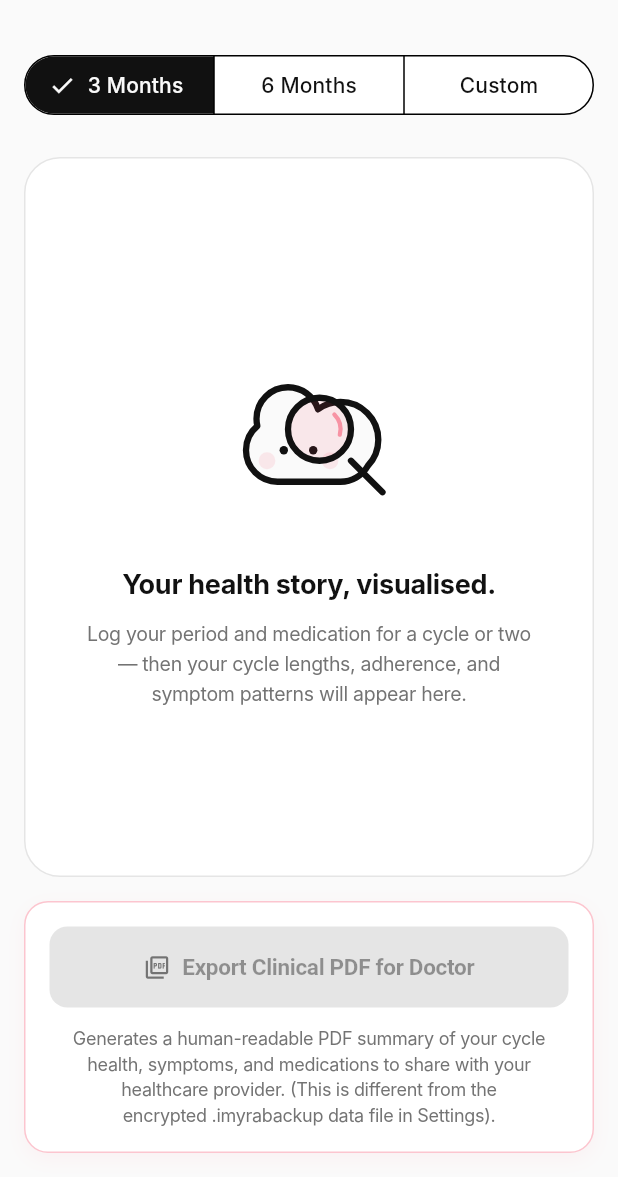
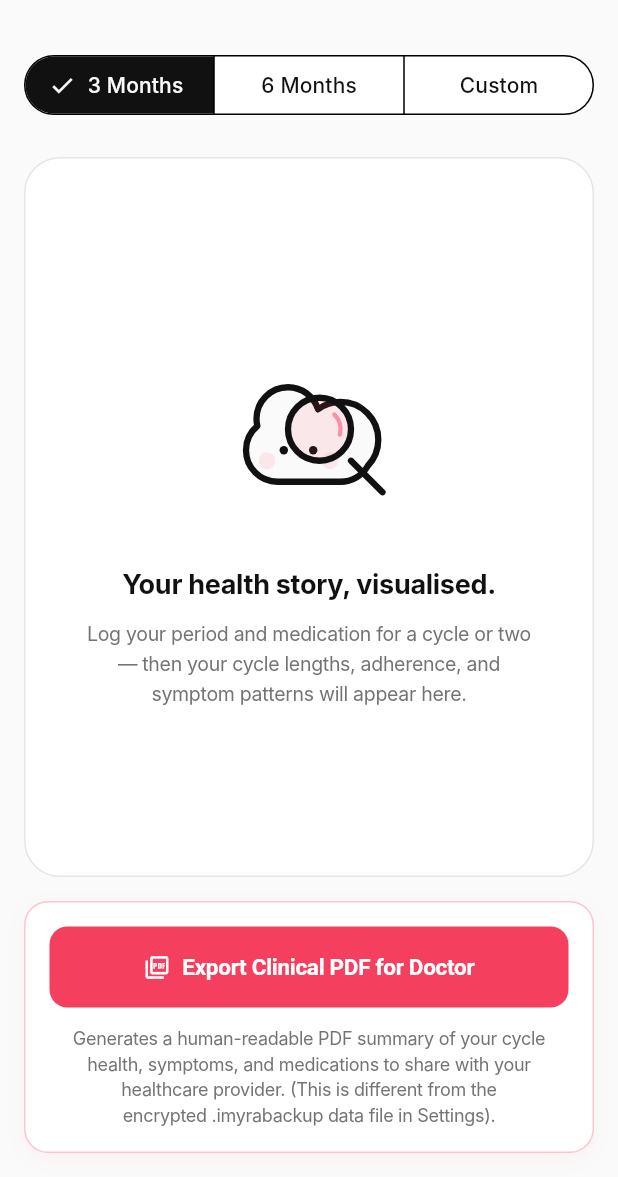
Before and after one commit to Susmita-Dey/ila_app, a Flutter app: the ReportScreen screen opened directly, on a phone screen of 412 x 824 dp, the part 59-1236 px from its top. Run offline on Flutter 3.47's test engine with Material 3 defaults, Android fonts, the phone set to English and light mode, and no system bars; drawn by our look-alikes of flutter_animate; our stand-ins replace awesome_snackbar_content, device_info_plus, drift, file_picker, flutter_local_notifications, flutter_riverpod and 8 more; missing offline and left inert: encrypt, pointycastle; accounts and stored records are empty; generated files the repository leaves out were written again; Roboto replaces fonts that are missing (Inter).

Commit message:
feat: implement PDF export functionality with customizable reporting options and sharing capabilities

```diff
--- a/lib/features/report/domain/report_payload.dart
+++ b/lib/features/report/domain/report_payload.dart
@@ -84,6 +84,15 @@ class DoctorReportData {
       lutealAveragePainScore: 0.0,
     );
   }
+
+  /// Checks if there is absolutely no clinical data in this report
+  bool get isEmptyData =>
+      totalCycles == 0 &&
+      cycleRows.isEmpty &&
+      symptomPhaseClusters.isEmpty &&
+      labResultsRows.isEmpty &&
+      metabolicRows.isEmpty &&
+      anovulatoryMonthsLogged == 0;
 }
 
 class PdfExportOptions {
--- a/lib/features/report/presentation/report_screen.dart
+++ b/lib/features/report/presentation/report_screen.dart
@@ -43,6 +43,7 @@ class _ReportScreenState extends ConsumerState<ReportScreen> {
             children: [
               // Range Selector
               SegmentedButton<int>(
+                emptySelectionAllowed: true,
                 segments: const [
                   ButtonSegment(value: 3, label: Text('3 Months')),
                   ButtonSegment(value: 6, label: Text('6 Months')),
@@ -50,7 +51,8 @@ class _ReportScreenState extends ConsumerState<ReportScreen> {
                 ],
                 selected: {_selectedMonths},
                 onSelectionChanged: (Set<int> newSelection) async {
-                  final selection = newSelection.first;
+                  // If user taps the already selected segment, it returns empty.
+                  final selection = newSelection.isEmpty ? _selectedMonths : newSelection.first;
 
                   if (selection == 0) {
                     final now = DateTime.now();
@@ -93,8 +95,8 @@ class _ReportScreenState extends ConsumerState<ReportScreen> {
                   ),
                   child: state.isGenerating
                       ? const Center(child: CircularProgressIndicator())
-                      : (data == null || data.totalCycles == 0)
-                          ? _buildEmptyState()
+                      : (data == null || data.isEmptyData)
+                          ? _buildEmptyState(isCustomRange: _selectedMonths == 0)
                           : _buildDataView(data),
                 ),
               ),
@@ -115,7 +117,7 @@ class _ReportScreenState extends ConsumerState<ReportScreen> {
                   crossAxisAlignment: CrossAxisAlignment.stretch,
                   children: [
                     ElevatedButton.icon(
-                      onPressed: state.isGenerating || data == null || data.totalCycles == 0
+                      onPressed: state.isGenerating || data == null
                           ? null
                           : () {
                               showModalBottomSheet(
@@ -156,29 +158,31 @@ class _ReportScreenState extends ConsumerState<ReportScreen> {
 
   // ── Empty State ──────────────────────────────────────────────────────────────
 
-  Widget _buildEmptyState() {
+  Widget _buildEmptyState({bool isCustomRange = false}) {
     return Center(
       child: Column(
         mainAxisAlignment: MainAxisAlignment.center,
         children: [
           const IllustrationReport(size: 140),
           const SizedBox(height: 20),
-          const Text(
-            'Your health story, visualised.',
+          Text(
+            isCustomRange ? 'No data for this date range' : 'Your health story, visualised.',
             textAlign: TextAlign.center,
-            style: TextStyle(
+            style: const TextStyle(
               color: AppColors.deepInk,
               fontSize: 18,
               fontWeight: FontWeight.bold,
             ),
           ),
           const SizedBox(height: 10),
-          const Padding(
-            padding: EdgeInsets.symmetric(horizontal: 16),
+          Padding(
+            padding: const EdgeInsets.symmetric(horizontal: 16),
             child: Text(
-              'Log your period and medication for a cycle or two — then your cycle lengths, adherence, and symptom patterns will appear here.',
+              isCustomRange
+                ? 'We couldn\'t find any logged cycles, symptoms, or medications between the dates you selected. Try picking a wider date range.'
+                : 'Log your period and medication for a cycle or two — then your cycle lengths, adherence, and symptom patterns will appear here.',
               textAlign: TextAlign.center,
-              style: TextStyle(color: AppColors.mutedSage, fontSize: 13, height: 1.5),
+              style: const TextStyle(color: AppColors.mutedSage, fontSize: 13, height: 1.5),
             ),
           ),
         ],
@@ -422,7 +426,15 @@ class _CycleLengthBars extends StatelessWidget {
     }).where((v) => v > 0).toList();
 
     if (lengths.isEmpty) {
-      return const SizedBox(height: 110);
+      return const SizedBox(
+        height: 110,
+        child: Center(
+          child: Text(
+            'No cycles recorded in this range.',
+            style: TextStyle(color: AppColors.mutedSage, fontSize: 13),
+          ),
+        ),
+      );
     }
 
     final maxVal = lengths.reduce(math.max);
```
Also changed, not shown: lib/core/database/daos/routine_dao.dart (+10 -0 lines), lib/features/report/presentation/widgets/pdf_export_sheet.dart (+33 -14 lines), lib/features/splash/presentation/splash_screen.dart (+8 -6 lines), lib/features/today/presentation/today_controller.dart (+16 -37 lines), lib/main.dart (+15 -7 lines).
